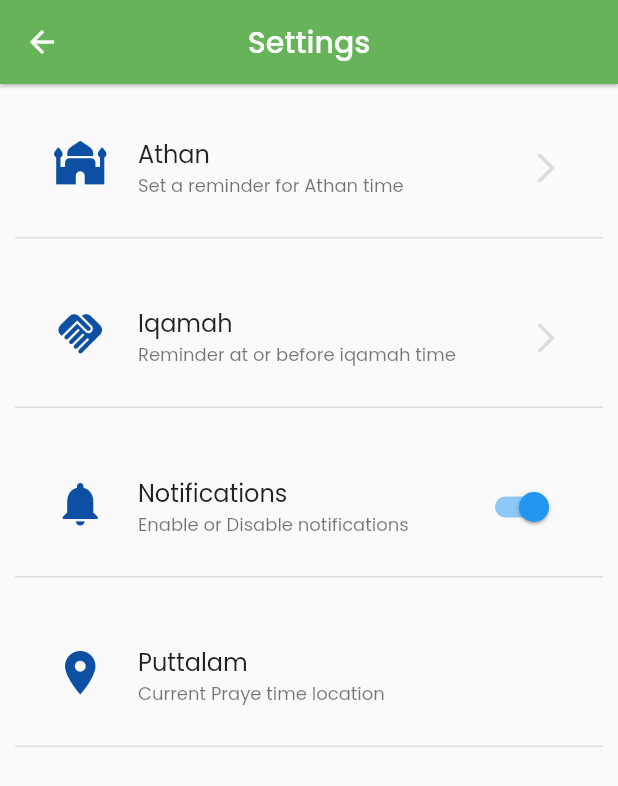
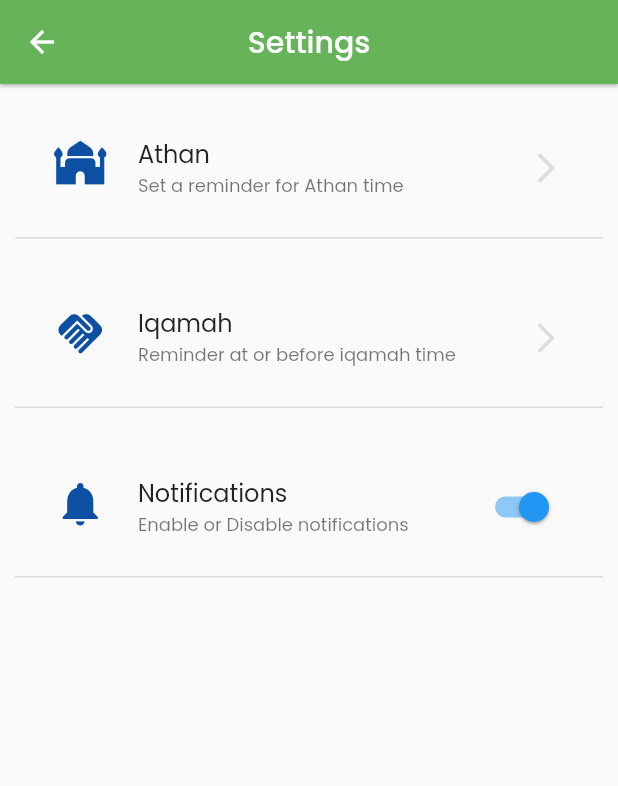
Before and after one commit to afthalad/Palos-Islamic-Center, a Flutter app: the SettingPageScreen screen opened directly, on a phone screen of 412 x 824 dp. Shown: the top 786 px of the screen. Run offline on Flutter 3.47's test engine with Material 2 defaults, Android fonts, the phone set to English and light mode, and no system bars; our stand-ins replace flutter_image_slideshow, flutter_svg, flutter_widget_from_html, geolocator, google_fonts; missing offline and left inert: flutter_qiblah; network calls fail.

Commit message:
setting location remove

```diff
--- a/lib/main.dart
+++ b/lib/main.dart
@@ -1,6 +1,7 @@
 import 'package:al_sahabah/screens/events.dart';
 import 'package:al_sahabah/screens/homescreen.dart';
 import 'package:al_sahabah/screens/live_stream.dart';
+import 'package:al_sahabah/screens/location_prayer_time.dart';
 import 'package:al_sahabah/screens/masjidh_services.dart';
 import 'package:al_sahabah/screens/news.dart';
 import 'package:al_sahabah/screens/news_inner.dart';
@@ -31,8 +32,10 @@ class MyApp extends StatelessWidget {
         '/events_screen': (context) => const EventsScreen(),
         '/prayer_time_screen': (context) => const PrayerTimingsScreen(),
         '/qibla_screen': (context) => QiblaScreen(),
-        '/live_stream_screen': (context) => LiveStreamScreen(),
+        '/live_stream_screen': (context) => const LiveStreamScreen(),
         '/news_screen': (context) => const NewsScreen(),
+        '/location_prayer_time_screen': (context) =>
+            const LocationPrayerTimingsScreen(),
       },
     );
   }
--- a/lib/screens/homescreen.dart
+++ b/lib/screens/homescreen.dart
@@ -56,7 +56,7 @@ class _HomeScreenState extends State<HomeScreen> {
                   fit: BoxFit.cover,
                 ),
                 Image.network(
-                 homescreen_slideshow_image2,
+                  homescreen_slideshow_image2,
                   fit: BoxFit.cover,
                 )
               ]),
@@ -95,6 +95,7 @@ class _HomeScreenState extends State<HomeScreen> {
             children: [
               MFeaturesCard1(mWidth: mWidth, mHeight: mHeight),
               MFeaturesCard2(mWidth: mWidth, mHeight: mHeight),
+              MFeaturesCard3(mWidth: mWidth, mHeight: mHeight),
             ],
           ),
         ],
--- a/lib/screens/location_prayer_time.dart
+++ b/lib/screens/location_prayer_time.dart
@@ -12,6 +12,12 @@ class LocationPrayerTimingsScreen extends StatelessWidget {
   @override
   Widget build(BuildContext context) {
     return Scaffold(
+      appBar: AppBar(
+        elevation: 1,
+        backgroundColor: const Color(0xFF66B35A),
+        centerTitle: true,
+        title: const Text("Puttalam"),
+      ),
       body: Container(
         decoration: BoxDecoration(
           image: DecorationImage(
--- a/lib/screens/setting.dart
+++ b/lib/screens/setting.dart
@@ -207,11 +207,6 @@ class _SettingPageScreenState extends State<SettingPageScreen> {
                 },
               ),
             ),
-            const SettingOptionWidget(
-                settingName: 'Puttalam',
-                settingSubtitle: 'Current Praye time location',
-                settingIcon: Icons.location_on,
-                pageWidget: LocationPrayerTimingsScreen())
           ],
         ),
       ]),
```
Also changed, not shown: lib/widgets/widgets.dart (+36 -1 lines), images/icons-visit.png (added).
